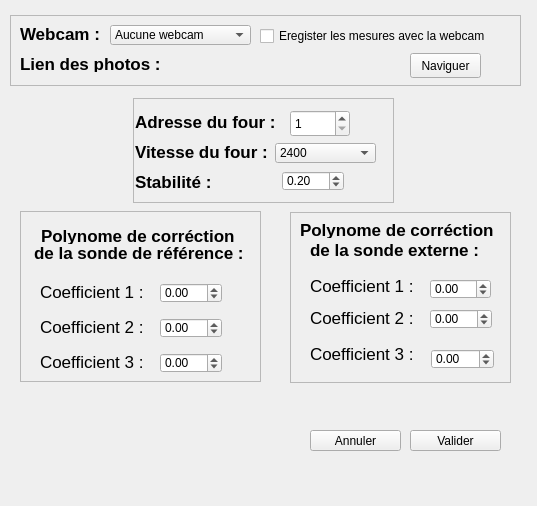
Old version of the form src/config.ui in the repository ludovicl/Examesure-Linux.
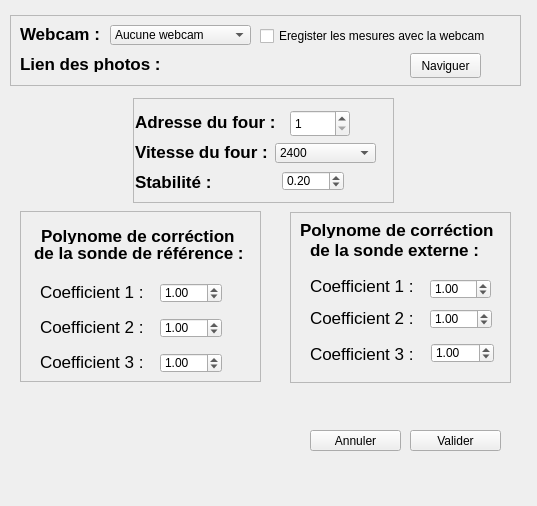
New version of the form.

The edit to the form file:
```diff
--- a/src/config.ui
+++ b/src/config.ui
@@ -419,7 +419,7 @@
      <double>1.000000000000000</double>
     </property>
     <property name="value">
-     <double>0.000000000000000</double>
+     <double>1.000000000000000</double>
     </property>
    </widget>
    <widget class="QDoubleSpinBox" name="spinCoefExt2">
@@ -437,12 +437,18 @@
     <property name="maximum">
      <double>100.000000000000000</double>
     </property>
+    <property name="singleStep">
+     <double>0.100000000000000</double>
+    </property>
+    <property name="value">
+     <double>1.000000000000000</double>
+    </property>
    </widget>
    <widget class="QDoubleSpinBox" name="spinCoefExt3">
     <property name="geometry">
      <rect>
       <x>141</x>
-      <y>137</y>
+      <y>131</y>
       <width>63</width>
       <height>20</height>
      </rect>
@@ -453,6 +459,12 @@
     <property name="maximum">
      <double>100.000000000000000</double>
     </property>
+    <property name="singleStep">
+     <double>0.100000000000000</double>
+    </property>
+    <property name="value">
+     <double>1.000000000000000</double>
+    </property>
    </widget>
   </widget>
   <widget class="QLabel" name="label_10">
@@ -533,6 +545,12 @@
    <property name="maximum">
     <double>100.000000000000000</double>
    </property>
+   <property name="singleStep">
+    <double>0.100000000000000</double>
+   </property>
+   <property name="value">
+    <double>1.000000000000000</double>
+   </property>
   </widget>
   <widget class="QLabel" name="label_13">
    <property name="geometry">
@@ -589,6 +607,12 @@
    <property name="maximum">
     <double>100.000000000000000</double>
    </property>
+   <property name="singleStep">
+    <double>0.100000000000000</double>
+   </property>
+   <property name="value">
+    <double>1.000000000000000</double>
+   </property>
   </widget>
   <widget class="QDoubleSpinBox" name="spinCoefRef1">
    <property name="geometry">
@@ -605,6 +629,12 @@
    <property name="maximum">
     <double>100.000000000000000</double>
    </property>
+   <property name="singleStep">
+    <double>0.100000000000000</double>
+   </property>
+   <property name="value">
+    <double>1.000000000000000</double>
+   </property>
   </widget>
   <widget class="QFrame" name="frame_4">
    <property name="geometry">
```
Left out of the diff: 2 changed lines with no effect on the pictures.
